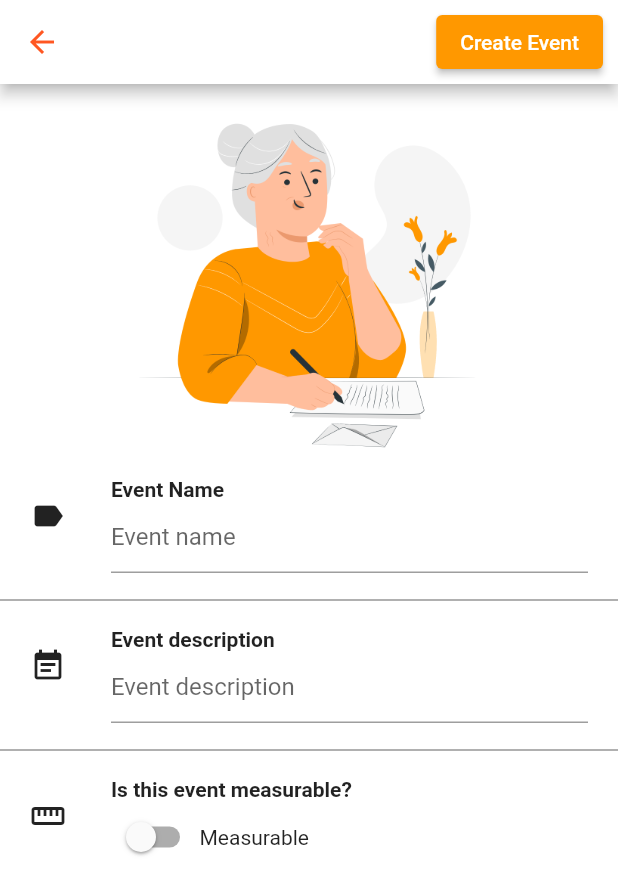
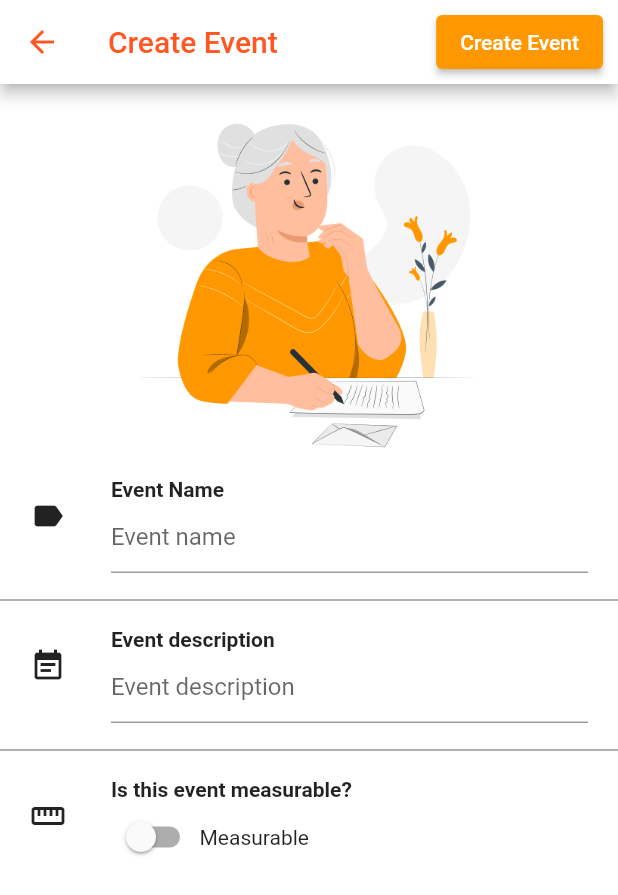
Before and after one commit to Matyko/llog, a Flutter app: the EventFormScreen screen opened directly, on a phone screen of 412 x 824 dp. Shown: the top 895 px of the screen. Run offline on Flutter 3.47's test engine with Material 2 defaults, Android fonts, the light colour scheme and no system bars; our stand-ins replace charts_flutter, moor_flutter, timeline_tile; generated files the repository leaves out were written again.

Commit message:
Layout updates, analytics settings

```diff
--- a/lib/data/tables/table_events.dart
+++ b/lib/data/tables/table_events.dart
@@ -5,6 +5,8 @@ class Events extends Table {
   DateTimeColumn get createdAt => dateTime()();
   DateTimeColumn get modifiedAt => dateTime()();
   DateTimeColumn get deletedAt => dateTime().nullable()();
+  BoolColumn get showSum => boolean()();
+  BoolColumn get showChange => boolean()();
   TextColumn get name => text().withLength(min: 1, max: 50)();
   TextColumn get description => text().withLength(min: 0, max: 250).nullable()();
   IntColumn get unitId => integer().nullable()();
--- a/lib/ui/screens/screen_analytics.dart
+++ b/lib/ui/screens/screen_analytics.dart
@@ -45,14 +45,14 @@ class _AnalyticsScreenState extends State<AnalyticsScreen> {
                           title: logsWithEventAndUnit.length.toString(),
                           content: Text('Times this event was logged.')
                         ),
-                        if (widget.eventWithUnit.unit != null) StreamBuilder<double>(
+                        if (widget.eventWithUnit.unit != null && widget.eventWithUnit.event.showSum) StreamBuilder<double>(
                             stream: logDao.getValueSumForEvent(
                                 widget.eventWithUnit.event.id),
                             builder: (context, snapshot) {
                               double sum = snapshot.data ?? 0;
                               return AnalyticsCard(
                                 indicator: Icon(Icons.all_inclusive, color: Theme.of(context).primaryColorDark,),
-                                title: '${sum.toString()} ${widget.eventWithUnit.unit.name}',
+                                title: '${double.parse((sum).toStringAsFixed(2)).toString()} ${widget.eventWithUnit.unit.name}',
                                 content: Text('Sum of all logged values.')
                               );
                             }),
--- a/lib/ui/screens/screen_event_form.dart
+++ b/lib/ui/screens/screen_event_form.dart
@@ -20,6 +20,8 @@ class _EventFormScreenState extends State<EventFormScreen> {
   final TextEditingController _descriptionController = TextEditingController();
   int _unitId;
   bool _measurable = false;
+  bool _showChange = false;
+  bool _showSum = false;
 
   @override
   void initState() {
@@ -29,10 +31,13 @@ class _EventFormScreenState extends State<EventFormScreen> {
         ? ""
         : widget.eventWithUnit.event.description;
 
-    if (widget.eventWithUnit != null &&
-        widget.eventWithUnit.event.unitId != null) {
+    if (widget.eventWithUnit != null) {
+      _showChange = widget.eventWithUnit.event.showChange;
+      _showSum = widget.eventWithUnit.event.showSum;
+      if (widget.eventWithUnit.event.unitId != null) {
       _unitId = widget.eventWithUnit.event.unitId;
       _measurable = true;
+    }
   }
 
     super.initState();
@@ -44,14 +49,16 @@ class _EventFormScreenState extends State<EventFormScreen> {
     final eventDao = Provider.of<AppDatabase>(context).eventDao;
     return Scaffold(
       appBar: AppBar(
-          title: Text(
-              (widget.eventWithUnit == null ? 'Create' : 'Edit') + ' Event'),
+        title:
+            Text((widget.eventWithUnit == null ? 'Create' : 'Edit') + ' Event',
+                style: TextStyle(
+                  color: Theme.of(context).primaryColor,
+                )),
         actions: [
           Padding(
             padding: const EdgeInsets.all(10.0),
             child: ElevatedButton(
-                child: Text(
-                    (widget.eventWithUnit == null ? 'Create' : 'Save') +
+              child: Text((widget.eventWithUnit == null ? 'Create' : 'Save') +
                   ' Event'),
               onPressed: () {
                 if (_formKey.currentState.validate()) {
@@ -60,11 +67,12 @@ class _EventFormScreenState extends State<EventFormScreen> {
                       name: _nameController.text,
                       description: _descriptionController.text,
                       unitId: _unitId,
+                      showChange: _showChange,
+                      showSum: _showSum,
                       createdAt: widget.eventWithUnit == null
                           ? DateTime.now()
                           : widget.eventWithUnit.event.createdAt,
-                        modifiedAt: DateTime.now()
-                    );
+                      modifiedAt: DateTime.now());
                   if (widget.eventWithUnit == null) {
                     eventDao.insertEvent(event);
                   } else {
@@ -89,7 +97,8 @@ class _EventFormScreenState extends State<EventFormScreen> {
                   ),
                 ),
                 Padding(
-                  padding: const EdgeInsets.symmetric(vertical: 10.0, horizontal: 20.0),
+                  padding: const EdgeInsets.symmetric(
+                      vertical: 10.0, horizontal: 20.0),
                   child: FormElementWithIcon(
                     icon: Icons.label,
                     label: 'Event Name',
@@ -103,21 +112,23 @@ class _EventFormScreenState extends State<EventFormScreen> {
                 ),
                 Divider(color: Colors.grey.shade700),
                 Padding(
-                  padding: const EdgeInsets.symmetric(vertical: 10.0, horizontal: 20.0),
+                  padding: const EdgeInsets.symmetric(
+                      vertical: 10.0, horizontal: 20.0),
                   child: FormElementWithIcon(
                       icon: Icons.event_note,
                       label: 'Event description',
                       child: TextFormField(
                         minLines: 1,
                         maxLines: 4,
-                      decoration: InputDecoration(hintText: "Event description"),
+                        decoration:
+                            InputDecoration(hintText: "Event description"),
                         controller: _descriptionController,
-                    )
-                  ),
+                      )),
                 ),
                 Divider(color: Colors.grey.shade700),
                 Padding(
-                  padding: const EdgeInsets.symmetric(vertical: 10.0, horizontal: 20.0),
+                  padding: const EdgeInsets.symmetric(
+                      vertical: 10.0, horizontal: 20.0),
                   child: FormElementWithIcon(
                       label: 'Is this event measurable?',
                       icon: Icons.straighten,
@@ -132,18 +143,20 @@ class _EventFormScreenState extends State<EventFormScreen> {
                                   }),
                           Text('Measurable')
                         ],
-                      )
-                  ),
+                      )),
                 ),
                 if (_measurable)
+                  Column(
+                    children: [
                       Divider(color: Colors.grey.shade700),
-                if (_measurable)
                       StreamBuilder(
                           stream: unitDao.watchUnits(),
-                      builder: (context, AsyncSnapshot<List<Unit>> snapshot) {
+                          builder:
+                              (context, AsyncSnapshot<List<Unit>> snapshot) {
                             final units = snapshot.data ?? [];
                             return Padding(
-                          padding: const EdgeInsets.symmetric(vertical: 10.0, horizontal: 20.0),
+                              padding: const EdgeInsets.symmetric(
+                                  vertical: 10.0, horizontal: 20.0),
                               child: FormElementWithIcon(
                                   icon: Icons.square_foot,
                                   label: 'Select a measurement unit',
@@ -175,13 +188,49 @@ class _EventFormScreenState extends State<EventFormScreen> {
                                         Navigator.push(
                                             context,
                                             MaterialPageRoute(
-                                              builder: (_) => UnitFormScreen()));
+                                                builder: (_) =>
+                                                    UnitFormScreen()));
                                       },
                                     ),
-                            )
-                          ),
+                                  )),
                             );
                           }),
+                      Divider(color: Colors.grey.shade700),
+                      Padding(
+                        padding: const EdgeInsets.symmetric(
+                            vertical: 10.0, horizontal: 20.0),
+                        child: FormElementWithIcon(
+                            label: 'Analytics settings',
+                            icon: Icons.settings,
+                            child: Column(children: [
+                              Row(
+                                children: [
+                                  Switch(
+                                      value: _showChange,
+                                      onChanged: (measurable) => {
+                                            setState(() {
+                                              _showChange = measurable;
+                                            })
+                                          }),
+                                  Text('Show changes')
+                                ],
+                              ),
+                              Row(
+                                children: [
+                                  Switch(
+                                      value: _showSum,
+                                      onChanged: (measurable) => {
+                                        setState(() {
+                                          _showSum = measurable;
+                                        })
+                                      }),
+                                  Text('Show sum')
+                                ],
+                              )
+                            ])),
+                      )
+                    ],
+                  ),
               ],
             )),
       ),
--- a/lib/ui/screens/screen_log_list.dart
+++ b/lib/ui/screens/screen_log_list.dart
@@ -299,9 +299,7 @@ class _LogListScreenState extends State<LogListScreen> {
       padding: EdgeInsets.symmetric(vertical: 8),
       indicator: Container(
         decoration: BoxDecoration(
-          color: Theme
-              .of(context)
-              .primaryColor,
+          color: Colors.transparent,
           borderRadius: const BorderRadius.all(
             Radius.circular(8),
           ),
@@ -312,7 +310,7 @@ class _LogListScreenState extends State<LogListScreen> {
             Text(dateFormat.format(logWithEventAndUnit.log.date),
                 textAlign: TextAlign.center,
                 style: TextStyle(
-                    color: Colors.white, fontWeight: FontWeight.bold)),
+                    color: Theme.of(context).primaryColor, fontWeight: FontWeight.bold)),
           ],
         ),
       ),
```
Also changed, not shown: lib/ui/screens/screen_home.dart (+10 -1 lines), lib/ui/screens/screen_log_form.dart (+11 -7 lines), lib/data/moor_database.g.dart. Lines whose indentation alone changed are shown as unchanged.
